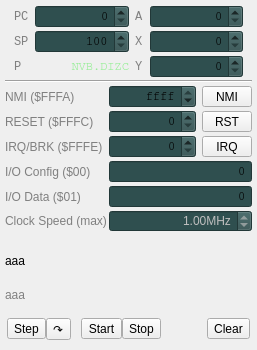
The window that cpuwidget.ui (rjaremczak/mo65x) describes before a commit, drawn with Qt 5.
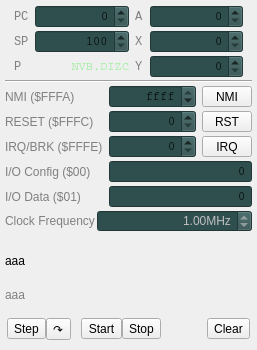
The same window after the commit. Custom widgets are drawn as their Qt base class.

Commit message: clock speed control added, refactoring

```diff
--- a/cpuwidget.ui
+++ b/cpuwidget.ui
@@ -692,7 +692,7 @@
           <string notr="true">color:gray</string>
          </property>
          <property name="text">
-          <string>Clock Speed (max)</string>
+          <string>Clock Frequency</string>
          </property>
         </widget>
        </item>
@@ -714,7 +714,7 @@
           <double>0.100000000000000</double>
          </property>
          <property name="maximum">
-          <double>8.000000000000000</double>
+          <double>32.000000000000000</double>
          </property>
          <property name="singleStep">
           <double>0.100000000000000</double>
```
Left out of the diff: 6 changed lines with no effect on the pictures. The commit also changes 10 other files.
